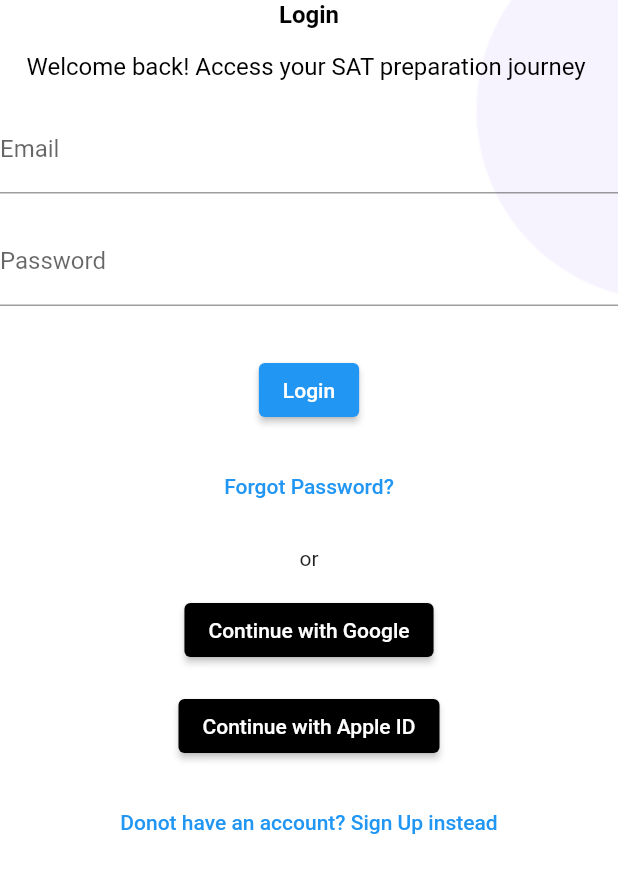
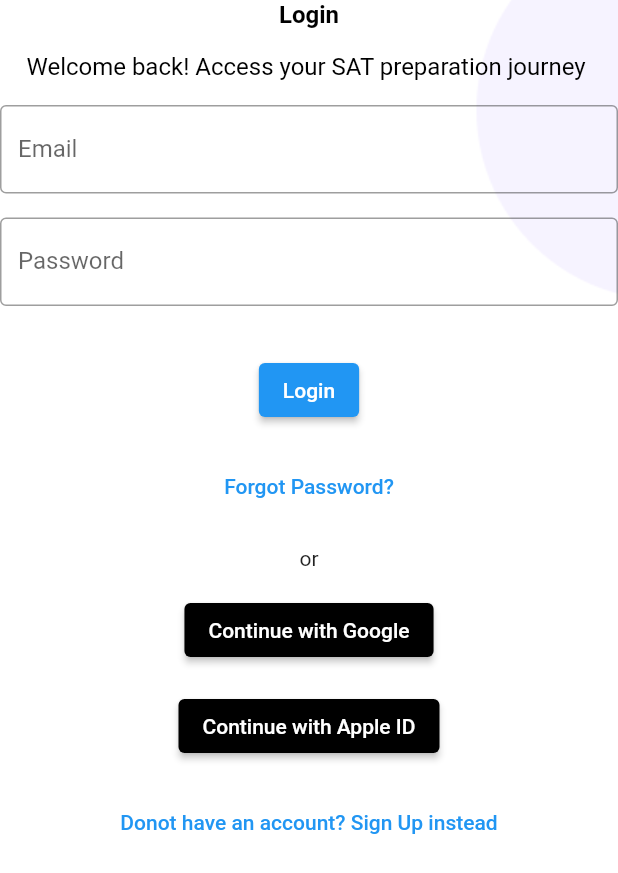
Before and after one commit to apsarabishwokarma/Digisat-flutter-app, a Flutter app: the LoginPage screen opened directly, on a phone screen of 412 x 824 dp. Shown: the top 873 px of the screen. Run offline on Flutter 3.47's test engine with Material 2 defaults, Android fonts, the phone set to English and light mode, and no system bars; our stand-ins replace smooth_page_indicator.

Commit message:
Auth Screen generic design

```diff
--- a/lib/main.dart
+++ b/lib/main.dart
@@ -1,4 +1,5 @@
-import 'package:digisat_app/pages/auth/signup_form_screen.dart';
+import 'package:digisat_app/pages/auth/login_page.dart';
+
 import 'package:flutter/material.dart';
 
 void main() {
@@ -14,7 +15,7 @@ class DigiSat extends StatelessWidget {
     return const MaterialApp(
       title: 'DigiSat',
       debugShowCheckedModeBanner: false,
-      home: FormPage(),
+      home: LoginPage(),
     );
   }
 }
--- a/lib/pages/auth/login_page.dart
+++ b/lib/pages/auth/login_page.dart
@@ -33,14 +33,13 @@ class LoginPage extends StatelessWidget {
             ),
             const SizedBox(height: 16),
             TextFormField(
-              decoration: const InputDecoration(
-                labelText: 'Email',
-              ),
+              decoration: const InputDecoration(labelText: 'Email', border: OutlineInputBorder(), hintText: AutofillHints.email),
             ),
             const SizedBox(height: 16),
             TextFormField(
               decoration: const InputDecoration(
                 labelText: 'Password',
+                border: OutlineInputBorder(),
               ),
               obscureText: true, // to hide the password input
             ),
```
